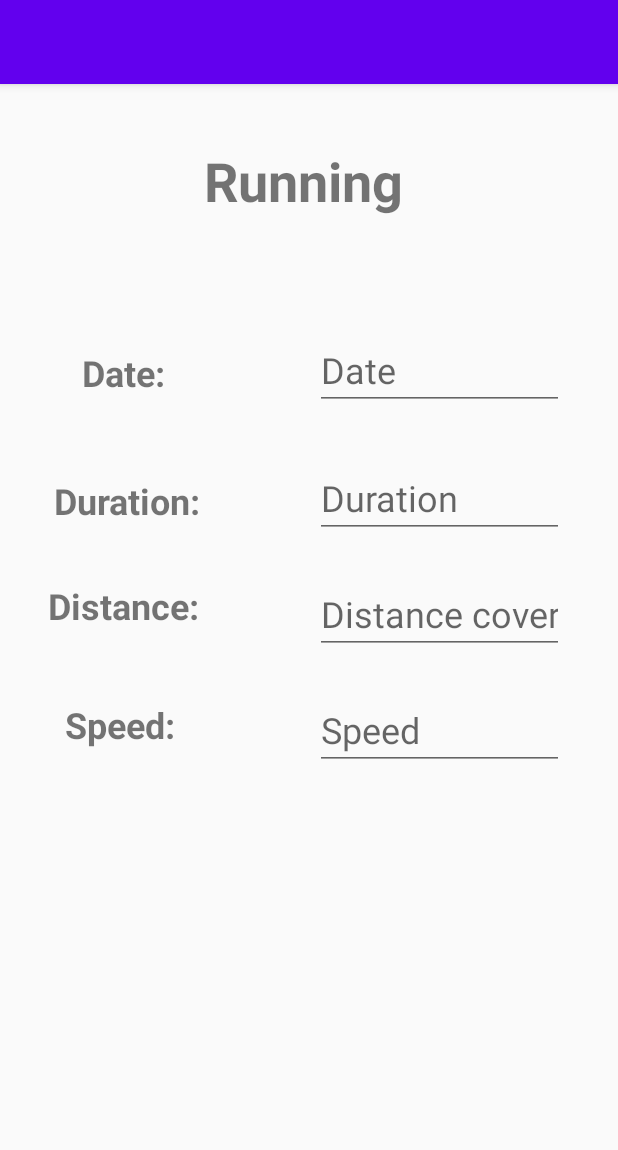
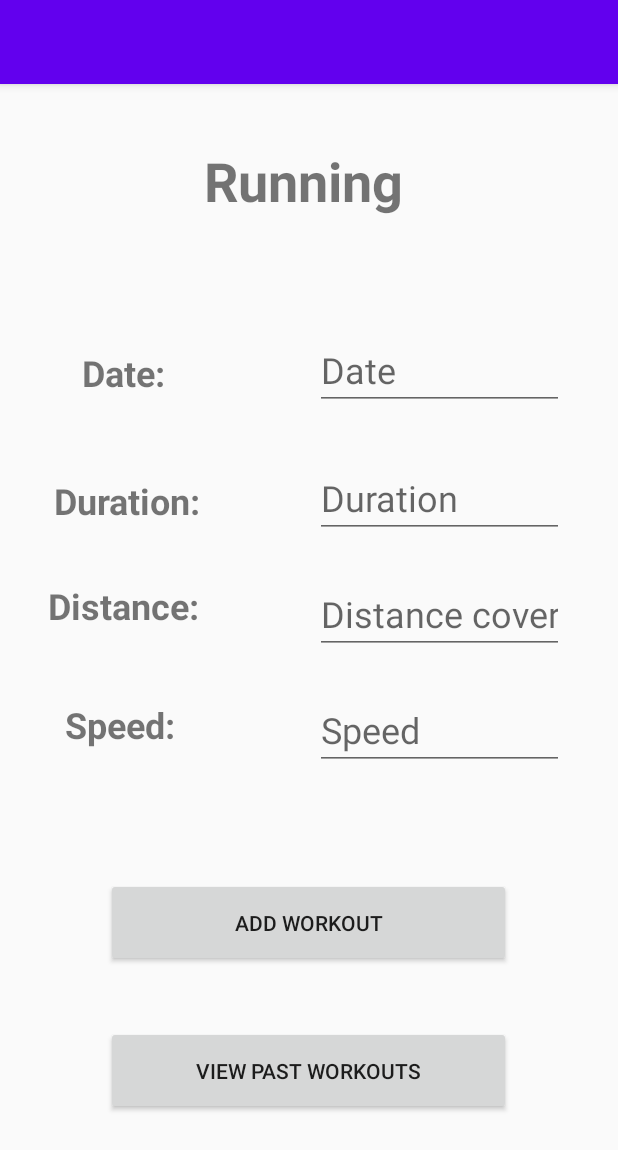
Before and after one commit to SkltnJack/WorkoutFinalProject, an Android app: the RunningFragment screen opened through its navigation route, on a phone screen of 412 x 824 dp. Shown: the top 1150 px of the screen. Run offline under Robolectric (Android 15) with nearby library versions, the phone set to English and light mode, and no system bars; our stand-ins replace data binding.

Commit message:
added buttons to running_fragment.xml

```diff
--- a/app/src/main/res/layout/running_fragment.xml
+++ b/app/src/main/res/layout/running_fragment.xml
@@ -1,6 +1,8 @@
 <?xml version="1.0" encoding="utf-8"?>
 
-<layout>
+<layout xmlns:android="http://schemas.android.com/apk/res/android"
+    xmlns:app="http://schemas.android.com/apk/res-auto"
+    xmlns:tools="http://schemas.android.com/tools">
 
     <data>
 
@@ -9,9 +11,7 @@
             type="project.st991438136.alex.fragment.RunningFragment" />
     </data>
 
-    <androidx.constraintlayout.widget.ConstraintLayout xmlns:android="http://schemas.android.com/apk/res/android"
-        xmlns:app="http://schemas.android.com/apk/res-auto"
-        xmlns:tools="http://schemas.android.com/tools"
+    <androidx.constraintlayout.widget.ConstraintLayout
         android:layout_width="match_parent"
         android:layout_height="match_parent">
 
@@ -136,6 +136,30 @@
             android:textSize="24sp"
             app:layout_constraintEnd_toEndOf="parent"
             app:layout_constraintTop_toBottomOf="@+id/editDistance" />
+
+        <Button
+            android:id="@+id/btnAddWorkout"
+            android:layout_width="270dp"
+            android:layout_height="59dp"
+            android:text="Add Workout"
+            app:layout_constraintBottom_toBottomOf="parent"
+            app:layout_constraintEnd_toEndOf="parent"
+            app:layout_constraintHorizontal_bias="0.496"
+            app:layout_constraintStart_toStartOf="parent"
+            app:layout_constraintTop_toTopOf="parent"
+            app:layout_constraintVertical_bias="0.747" />
+
+        <Button
+            android:id="@+id/btnViewPastWorkouts"
+            android:layout_width="270dp"
+            android:layout_height="59dp"
+            android:text="View Past Workouts"
+            app:layout_constraintBottom_toBottomOf="parent"
+            app:layout_constraintEnd_toEndOf="parent"
+            app:layout_constraintHorizontal_bias="0.496"
+            app:layout_constraintStart_toStartOf="parent"
+            app:layout_constraintTop_toTopOf="parent"
+            app:layout_constraintVertical_bias="0.886" />
     </androidx.constraintlayout.widget.ConstraintLayout>
 
 </layout>
```
